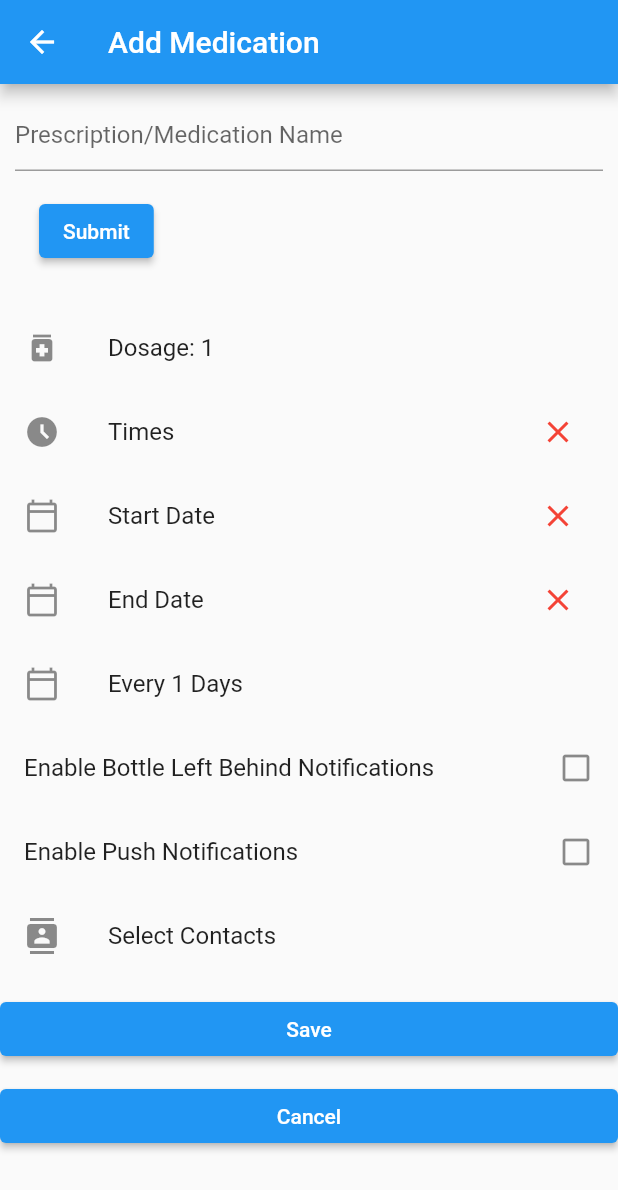
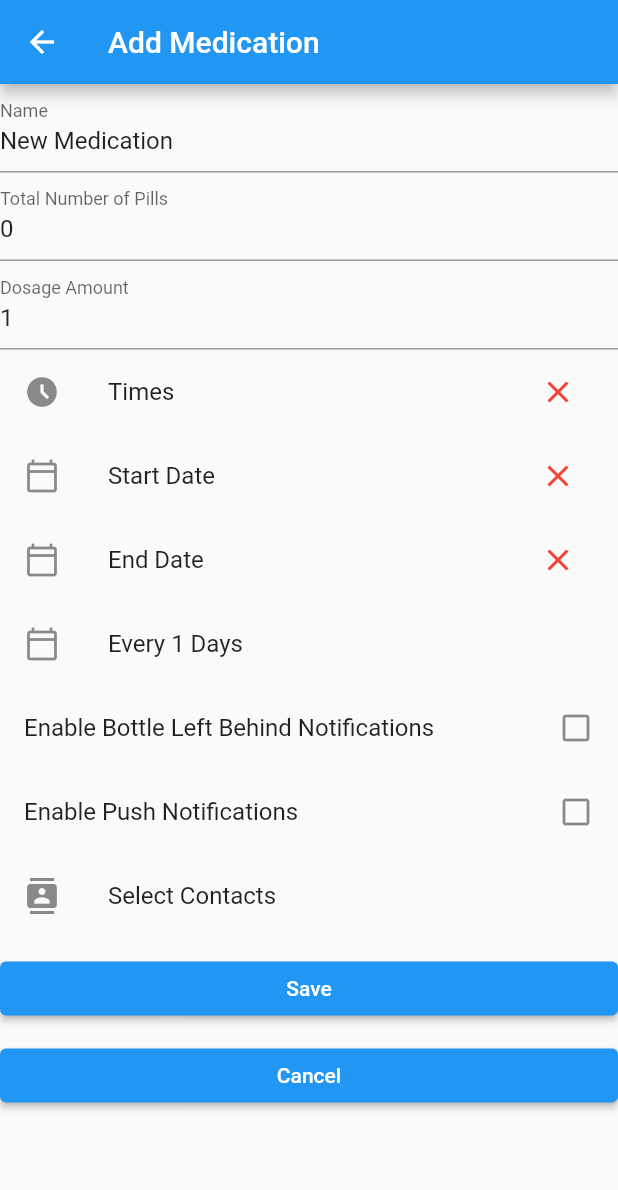
Before and after one commit to sunnyahu/EE475_app, a Flutter app: the ListMedications screen opened directly with empty values, after a tap on the "add" icon, on a phone screen of 412 x 824 dp. Shown: the top 1190 px of the screen. Run offline on Flutter 3.47's test engine with Material 2 defaults, Android fonts, the phone set to English and light mode, and no system bars; our stand-ins replace awesome_notifications, syncfusion_flutter_gauges, table_calendar; missing offline and left inert: flutter_background_service, flutter_reactive_ble.

Commit message:
update edit medication page

```diff
--- a/lib/med/data/medication.dart
+++ b/lib/med/data/medication.dart
@@ -18,6 +18,7 @@ class Medication {
   late DateTime? startDate; // Start date of the medication
   late DateTime? endDate; // End date of the medication
   late List<DateTime> times; // Times of day to take the medication
+  late int nPills;
   late int dosage; // Dosage of the medication
   late List<DateTime> dosageHistory; // History of the dosage of the medication
   late bool leftBehind; // Notify the user if the medication is left behind
@@ -31,7 +32,8 @@ class Medication {
     startDate = null;
     endDate = null;
     times = [];
-    dosage = 1;
+    nPills = 0;
+    dosage = 0;
     dosageHistory = [];
     leftBehind = false;
     push = false;
--- a/lib/med/views/edit_medication.dart
+++ b/lib/med/views/edit_medication.dart
@@ -49,6 +49,10 @@ class EditMedicationState extends State<EditMedication> {
   // Intermediate Medication Object to store the user's input/changes.
   late Medication data;
 
+  final nameController = TextEditingController();
+  final doseController = TextEditingController();
+  final cntController = TextEditingController();
+
   // Used to display current information entered by the user.
   late String timesString;
   late String startDateString;
@@ -68,6 +72,9 @@ class EditMedicationState extends State<EditMedication> {
       startDateString = "Start Date";
       endDateString = "End Date";
       contactsString = "Select Contacts";
+      nameController.text = "New Medication";
+      cntController.text = "0";
+      doseController.text = "1";
     } else {
       // Save original state of the medication. In case the user cancels the
       // changes, we can revert to this state.
@@ -87,6 +94,9 @@ class EditMedicationState extends State<EditMedication> {
           : "End Date: ${end.month}-${end.day}-${end.year}";
       contactsString =
           "Select Contacts: ${data.contacts.map((contact) => contact.name).join(', ')}";
+      nameController.text = medication!.name!;
+      cntController.text = medication!.nPills.toString();
+      doseController.text = medication!.dosage.toString();
     }
   }
 
@@ -104,34 +114,31 @@ class EditMedicationState extends State<EditMedication> {
         ),
         body: ListView(
           children: <Widget>[
-            Input(
-              text:
-                  '${!isNew ? "Update " : ""}Prescription/Medication Name', // Textfield label.
-              object: data, // Medication object to modify.
-              dataKey: 'name', // Field name in Medication object to modify.
-              isPhone: false, // Does the field use a phone keyboard?
-              formKey: medicationName, // Form key.
-            ),
-            ListTile(
-              title: Text("Dosage: ${data.dosage}"),
-              leading: const Icon(Icons.medication),
-              onTap: () {
-                Navigator.push(
-                  context,
-                  MaterialPageRoute(
-                    builder: (context) => NumberSelect(
-                      medication: data, // Medication object to modify.
-                      count: 10, // Number of choices, goes from 1-10.
-                      keyName: 'dosage', // Field name in Medication to modify.
-                      text: 'Dosage', // Page Title Name.
-                    ),
-                  ),
-                ).then((value) {
-                  // Reload Page.
-                  setState(() {});
-                });
+            TextField(
+              controller: nameController,
+              decoration: const InputDecoration(labelText: "Name"),
+              onChanged: (value) {
+                data.name = value;
+                setState(() {});
               },
             ),
+            TextField(
+                controller: cntController,
+                decoration:
+                    const InputDecoration(labelText: "Total Number of Pills"),
+                keyboardType: TextInputType.number,
+                onChanged: (value) {
+                  data.nPills = num.tryParse(value)!.toInt();
+                  setState(() {});
+                }),
+            TextField(
+                controller: doseController,
+                decoration: const InputDecoration(labelText: "Dosage Amount"),
+                keyboardType: TextInputType.number,
+                onChanged: (value) {
+                  data.dosage = num.tryParse(value)!.toInt();
+                  setState(() {});
+                }),
             ListTile(
               title: Text(timesString),
               trailing: IconButton(
```
